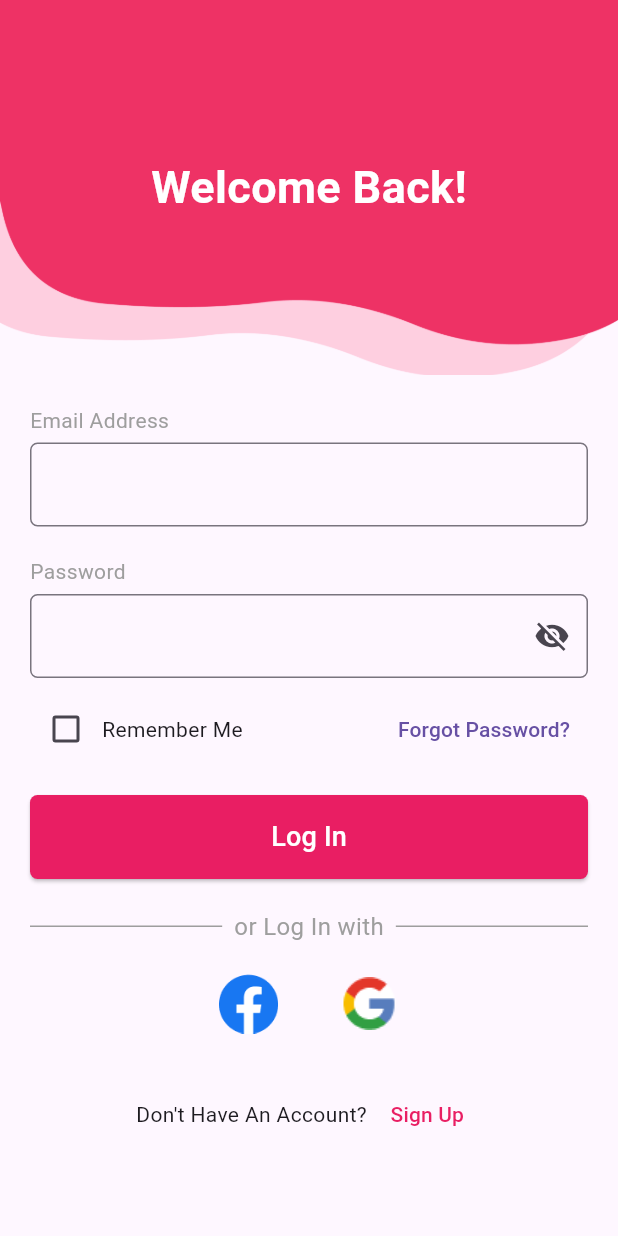
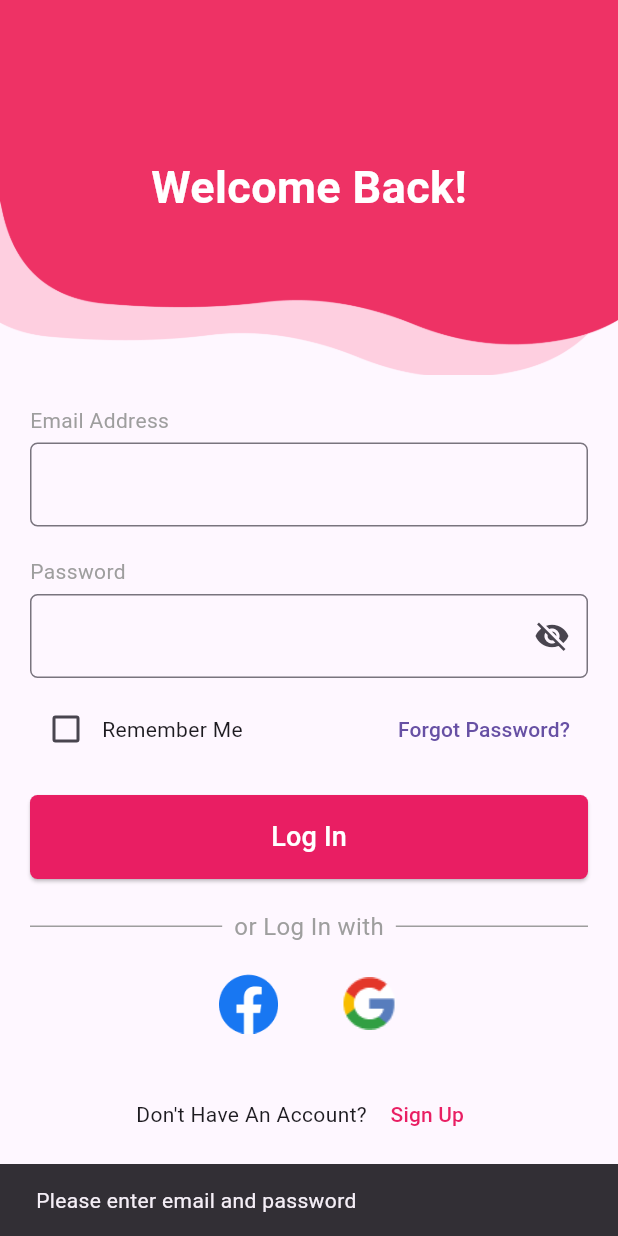
Before and after one commit to developermuhammadsharjeel/Flutter_LoginScreen_MID, a Flutter app: the MyApp screen opened directly, after a tap on "Log In", on a phone screen of 412 x 824 dp. Run offline on Flutter 3.47's test engine with Material 3 defaults, Android fonts, the phone set to English and light mode, and no system bars.

Commit message:
Update Code

```diff
--- a/lib/home.dart
+++ b/lib/home.dart
@@ -1,5 +1,6 @@
 import 'package:flutter/material.dart';
 import 'screen2.dart';
+
 
 void main() => runApp(MaterialApp(
       debugShowCheckedModeBanner: false,
@@ -14,7 +15,24 @@ class MyApp extends StatefulWidget {
 }
 
 class _MyAppState extends State<MyApp> {
+  final _emailController = TextEditingController();
+  final _passwordController = TextEditingController();
   bool _rememberMe = false;
+
+  void _login() {
+
+    if (_emailController.text.isNotEmpty && _passwordController.text.isNotEmpty) {
+
+      Navigator.push(
+        context,
+        MaterialPageRoute(builder: (context) => const LoginForm()),
+      );
+    } else {
+      ScaffoldMessenger.of(context).showSnackBar(
+        const SnackBar(content: Text('Please enter email and password')),
+      );
+    }
+  }
 
   @override
   Widget build(BuildContext context) {
@@ -60,6 +78,7 @@ class _MyAppState extends State<MyApp> {
                   ),
                   SizedBox(height: 5),
                   TextField(
+                    controller: _emailController,
                     decoration: InputDecoration(
                       border: OutlineInputBorder(
                         borderRadius: BorderRadius.circular(5),
@@ -73,6 +92,7 @@ class _MyAppState extends State<MyApp> {
                   ),
                   SizedBox(height: 5),
                   TextField(
+                    controller: _passwordController,
                     obscureText: true,
                     decoration: InputDecoration(
                       border: OutlineInputBorder(
@@ -109,7 +129,7 @@ class _MyAppState extends State<MyApp> {
                   SizedBox(
                     width: double.infinity,
                     child: ElevatedButton(
-                      onPressed: () {},
+                      onPressed: _login,
                       style: ElevatedButton.styleFrom(
                         backgroundColor: Colors.pink,
                         padding: EdgeInsets.symmetric(vertical: 15),
```
